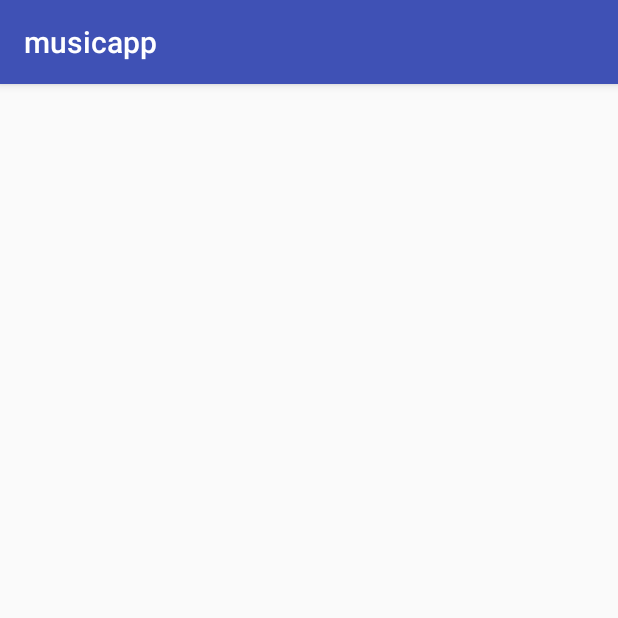
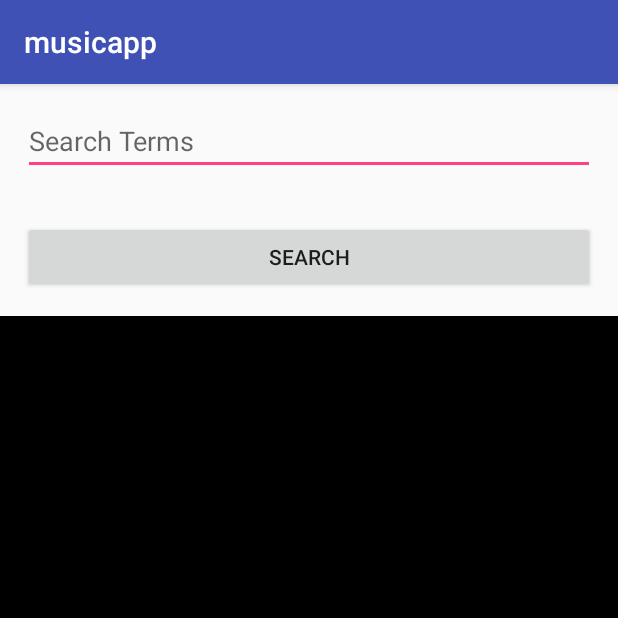
Before and after one commit to beplaya/musicapp, an Android app: the screen it shows after launch (ItunesSearchActivity), on a phone screen of 412 x 824 dp, the top half of it. Run offline under Robolectric (Android 15) with nearby library versions, the phone set to English and light mode, and no system bars.

```diff
--- a/app/src/main/java/examples/gjames/com/musicapp/activities/_MusicAppActivity.java
+++ b/app/src/main/java/examples/gjames/com/musicapp/activities/_MusicAppActivity.java
@@ -3,15 +3,17 @@ package examples.gjames.com.musicapp.activities;
 import android.os.Bundle;
 import android.support.v7.app.AppCompatActivity;
 
+import java.lang.reflect.ParameterizedType;
+
 import examples.gjames.com.musicapp.controllers._MusicAppController;
 
 /**
  * Super class for all activities
+ *
  * @param <T>
  */
 public class _MusicAppActivity<T extends _MusicAppController> extends AppCompatActivity {
 
-    protected Class<T> controllerClass;
     protected _MusicAppController controller;
 
     @Override
@@ -19,23 +21,26 @@ public class _MusicAppActivity<T extends _MusicAppController> extends AppCompatA
         super.onCreate(savedInstanceState);
         try {
             init();
-        } catch (InstantiationException e) {
+        } catch (Exception e) {
             e.printStackTrace();
-        } catch (IllegalAccessException e) {
-            e.printStackTrace();
+            throw new IllegalStateException("Controller or view incorrectly assigned generic.  Controllers and views should be public and have a 0 parameter constructor." +
+                    "Did you foget to override 'getControllerClass'?");
         }
     }
 
-    private void init() throws InstantiationException, IllegalAccessException {
+    private void init() throws InstantiationException, IllegalAccessException, ClassNotFoundException {
         controller = createController();
-        if (controllerClass == null) {
+        if (controller == null) {
             throw new IllegalStateException(String.format("Controller is null in this activity! %s", getClass().getSimpleName()));
         } else {
             controller.init(this);
         }
     }
 
-    private T createController() throws IllegalAccessException, InstantiationException {
-        return controllerClass.newInstance();
+    private T createController() throws ClassNotFoundException, IllegalAccessException, InstantiationException {
+        ParameterizedType pt
+                = (ParameterizedType) getClass().getGenericSuperclass();
+        String parameterClassName = pt.getActualTypeArguments()[0].toString().split("\\s")[1];
+        return (T) Class.forName(parameterClassName).newInstance();
     }
 }
--- a/app/src/main/java/examples/gjames/com/musicapp/activities/search/ItunesSearchActivity.java
+++ b/app/src/main/java/examples/gjames/com/musicapp/activities/search/ItunesSearchActivity.java
@@ -2,12 +2,7 @@ package examples.gjames.com.musicapp.activities.search;
 
 import examples.gjames.com.musicapp.activities._MusicAppActivity;
 import examples.gjames.com.musicapp.controllers.search.ItunesSearchController;
-import examples.gjames.com.musicapp.controllers._MusicAppController;
 
-public class ItunesSearchActivity extends _MusicAppActivity {
+public class ItunesSearchActivity extends _MusicAppActivity<ItunesSearchController> {
 
-    @Override
-    protected _MusicAppController createController() {
-        return new ItunesSearchController();
-    }
 }
--- a/app/src/main/java/examples/gjames/com/musicapp/controllers/_MusicAppController.java
+++ b/app/src/main/java/examples/gjames/com/musicapp/controllers/_MusicAppController.java
@@ -1,4 +1,6 @@
 package examples.gjames.com.musicapp.controllers;
+
+import java.lang.reflect.ParameterizedType;
 
 import examples.gjames.com.musicapp.activities._MusicAppActivity;
 import examples.gjames.com.musicapp.views._MusicAppView;
@@ -6,12 +8,12 @@ import examples.gjames.com.musicapp.views._MusicAppView;
 /**
  * Super class for all controllers
  */
-public abstract class _MusicAppController {
+public abstract class _MusicAppController<T extends _MusicAppView> {
 
     private _MusicAppView view;
     protected _MusicAppActivity activity;
 
-    public void init(_MusicAppActivity activity) {
+    public void init(_MusicAppActivity activity) throws IllegalAccessException, InstantiationException, ClassNotFoundException {
         this.activity = activity;
         view = createView();
         if(view == null){
@@ -21,5 +23,10 @@ public abstract class _MusicAppController {
         }
     }
 
-    protected abstract _MusicAppView createView();
+    private T createView() throws ClassNotFoundException, IllegalAccessException, InstantiationException {
+        ParameterizedType pt
+                = (ParameterizedType) getClass().getGenericSuperclass();
+        String parameterClassName = pt.getActualTypeArguments()[0].toString().split("\\s")[1];
+        return (T) Class.forName(parameterClassName).newInstance();
+    }
 }
--- a/app/src/main/java/examples/gjames/com/musicapp/controllers/search/ItunesSearchController.java
+++ b/app/src/main/java/examples/gjames/com/musicapp/controllers/search/ItunesSearchController.java
@@ -3,18 +3,11 @@ package examples.gjames.com.musicapp.controllers.search;
 import examples.gjames.com.musicapp.activities._MusicAppActivity;
 import examples.gjames.com.musicapp.controllers._MusicAppController;
 import examples.gjames.com.musicapp.views.search.ItunesSearchView;
-import examples.gjames.com.musicapp.views._MusicAppView;
 
-public class ItunesSearchController extends _MusicAppController {
+public class ItunesSearchController extends _MusicAppController<ItunesSearchView> {
 
     @Override
-    public void init(_MusicAppActivity activity) {
+    public void init(_MusicAppActivity activity) throws IllegalAccessException, InstantiationException, ClassNotFoundException {
         super.init(activity);
-
-    }
-
-    @Override
-    protected _MusicAppView createView() {
-        return new ItunesSearchView();
     }
 }
--- a/app/src/main/java/examples/gjames/com/musicapp/views/search/ItunesSearchView.java
+++ b/app/src/main/java/examples/gjames/com/musicapp/views/search/ItunesSearchView.java
@@ -1,10 +1,11 @@
 package examples.gjames.com.musicapp.views.search;
 
+import examples.gjames.com.musicapp.R;
 import examples.gjames.com.musicapp.views._MusicAppView;
 
 public class ItunesSearchView extends _MusicAppView {
     @Override
     protected int getLayoutId() {
-        return 0;
+        return R.layout.activity_search;
     }
 }
--- /dev/null
+++ b/app/src/main/res/layout/activity_search.xml
@@ -0,0 +1,35 @@
+<?xml version="1.0" encoding="utf-8"?>
+<android.support.constraint.ConstraintLayout xmlns:android="http://schemas.android.com/apk/res/android"
+    xmlns:app="http://schemas.android.com/apk/res-auto"
+    xmlns:tools="http://schemas.android.com/tools"
+    android:layout_width="match_parent"
+    android:layout_height="match_parent"
+    tools:context="examples.gjames.com.musicapp.activities.search.ItunesSearchActivity">
+
+    <LinearLayout
+        android:layout_width="match_parent"
+        android:layout_height="match_parent"
+        android:orientation="vertical">
+
+        <EditText
+            android:id="@+id/et_itunes_search_terms"
+            android:layout_width="match_parent"
+            android:layout_height="wrap_content"
+            android:layout_margin="15dp"
+            android:hint="Search Terms" />
+
+        <Button
+            android:id="@+id/btn_itunes_search"
+            android:layout_width="match_parent"
+            android:layout_height="wrap_content"
+            android:layout_margin="15dp"
+            android:text="Search" />
+
+        <TextView
+            android:id="@+id/testing_tv"
+            android:layout_width="match_parent"
+            android:layout_height="match_parent"
+            android:background="#000"
+            android:textColor="#fff" />
+    </LinearLayout>
+</android.support.constraint.ConstraintLayout>
```
Also changed, not shown: app/src/main/res/layout/activity_start.xml (deleted, +0 -18 lines).
